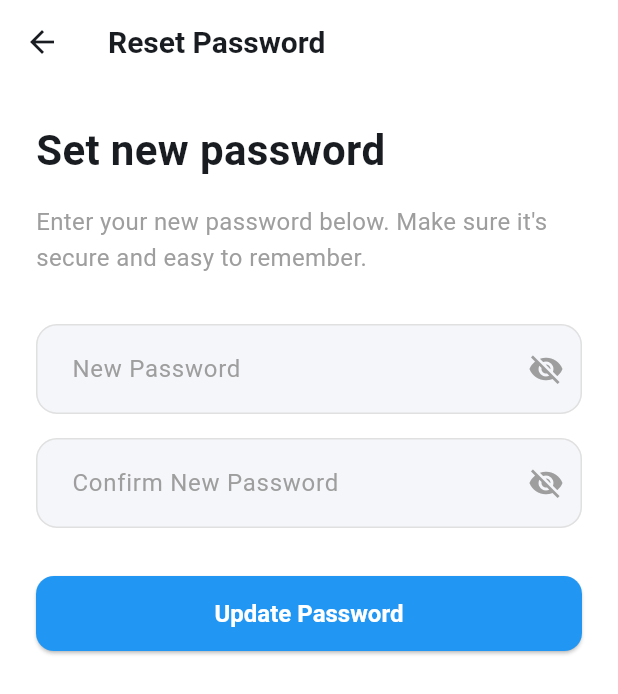
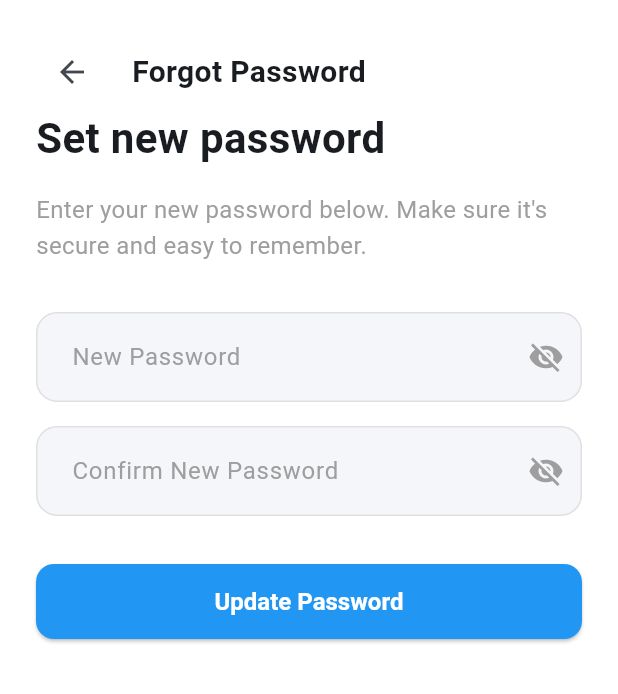
Before and after one commit to kushaalchallani/job-finder-app, a Flutter app: the ResetPasswordPage screen opened by its route, on a phone screen of 412 x 824 dp. Shown: the top 694 px of the screen. Run offline on Flutter 3.47's test engine with Material 3 defaults, Android fonts, the phone set to English and light mode, and no system bars; our stand-ins replace app_links, flutter_riverpod, go_router, shared_preferences, supabase_flutter; accounts and stored records are empty.

Commit message:
[Updated] User Interface

```diff
--- a/lib/features/auth/pages/forgot_password_page.dart
+++ b/lib/features/auth/pages/forgot_password_page.dart
@@ -63,8 +63,6 @@ class _ForgotPasswordPageState extends ConsumerState<ForgotPasswordPage> {
           child: Column(
             crossAxisAlignment: CrossAxisAlignment.start,
             children: [
-              const FlashBanner(),
-
               Row(
                 children: [
                   IconButton(
@@ -95,7 +93,7 @@ class _ForgotPasswordPageState extends ConsumerState<ForgotPasswordPage> {
                 ),
               ),
               const SizedBox(height: 32),
-
+              const FlashBanner(),
               AuthTextField(
                 controller: _emailController,
                 label: "Email",
--- a/lib/features/auth/pages/reset_password_page.dart
+++ b/lib/features/auth/pages/reset_password_page.dart
@@ -62,25 +62,27 @@ class _ResetPasswordPageState extends ConsumerState<ResetPasswordPage> {
     final state = ref.watch(resetPasswordControllerProvider);
 
     return Scaffold(
-      appBar: AppBar(
-        title: const Text(
-          "Reset Password",
-          style: TextStyle(fontSize: 20, fontWeight: FontWeight.bold),
-        ),
-        leading: IconButton(
-          onPressed: () => context.go('/login'),
-          icon: const Icon(Icons.arrow_back),
-        ),
-        backgroundColor: AppColors.transparent,
-        elevation: 0,
-      ),
       body: SafeArea(
         child: SingleChildScrollView(
           padding: const EdgeInsets.all(24.0),
           child: Column(
             crossAxisAlignment: CrossAxisAlignment.start,
             children: [
-              const FlashBanner(),
+              Row(
+                children: [
+                  IconButton(
+                    onPressed: () => context.push('/forgot-password'),
+                    icon: const Icon(Icons.arrow_back),
+                    padding: EdgeInsets.zero,
+                    constraints: const BoxConstraints(),
+                  ),
+                  const SizedBox(width: 16),
+                  const Text(
+                    "Forgot Password",
+                    style: TextStyle(fontSize: 20, fontWeight: FontWeight.bold),
+                  ),
+                ],
+              ),
 
               const Text(
                 "Set new password",
@@ -95,6 +97,7 @@ class _ResetPasswordPageState extends ConsumerState<ResetPasswordPage> {
                   height: 1.5,
                 ),
               ),
+              const FlashBanner(),
               const SizedBox(height: 32),
 
               AuthTextField(
```
